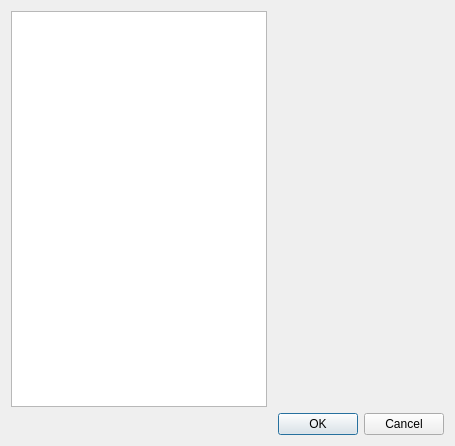
chernig/tradebot, file qt_forms/acc_info_popup.ui: the form before one commit.
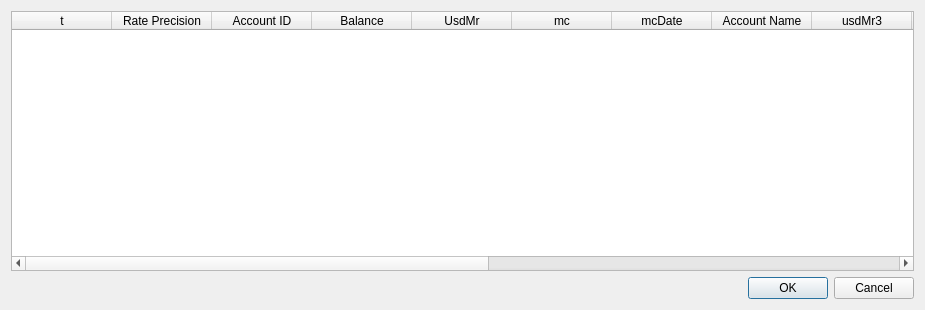
The form after the commit.

Patch:
```diff
--- a/qt_forms/acc_info_popup.ui
+++ b/qt_forms/acc_info_popup.ui
@@ -6,8 +6,8 @@
    <rect>
     <x>0</x>
     <y>0</y>
-    <width>455</width>
-    <height>446</height>
+    <width>925</width>
+    <height>310</height>
    </rect>
   </property>
   <property name="windowTitle">
@@ -15,9 +15,95 @@
   </property>
   <layout class="QGridLayout" name="gridLayout">
    <item row="0" column="0">
-    <widget class="QTableWidget" name="tableWidget"/>
+    <widget class="QTableWidget" name="tableWidget">
+     <column>
+      <property name="text">
+       <string>t</string>
+      </property>
+     </column>
+     <column>
+      <property name="text">
+       <string>Rate Precision</string>
+      </property>
+     </column>
+     <column>
+      <property name="text">
+       <string>Account ID</string>
+      </property>
+     </column>
+     <column>
+      <property name="text">
+       <string>Balance</string>
+      </property>
+     </column>
+     <column>
+      <property name="text">
+       <string>UsdMr</string>
+      </property>
+     </column>
+     <column>
+      <property name="text">
+       <string>mc</string>
+      </property>
+     </column>
+     <column>
+      <property name="text">
+       <string>mcDate</string>
+      </property>
+     </column>
+     <column>
+      <property name="text">
+       <string>Account Name</string>
+      </property>
+     </column>
+     <column>
+      <property name="text">
+       <string>usdMr3</string>
+      </property>
+     </column>
+     <column>
+      <property name="text">
+       <string>Hedging</string>
+      </property>
+     </column>
+     <column>
+      <property name="text">
+       <string>usableMargin3</string>
+      </property>
+     </column>
+     <column>
+      <property name="text">
+       <string>usableMarginPerc</string>
+      </property>
+     </column>
+     <column>
+      <property name="text">
+       <string>usableMargin3Perc</string>
+      </property>
+     </column>
+     <column>
+      <property name="text">
+       <string>Equity</string>
+      </property>
+     </column>
+     <column>
+      <property name="text">
+       <string>UsableMargin</string>
+      </property>
+     </column>
+     <column>
+      <property name="text">
+       <string>DayPL</string>
+      </property>
+     </column>
+     <column>
+      <property name="text">
+       <string>Gross PL</string>
+      </property>
+     </column>
+    </widget>
    </item>
-   <item row="1" column="1">
+   <item row="1" column="0">
     <widget class="QDialogButtonBox" name="buttonBox">
      <property name="orientation">
       <enum>Qt::Horizontal</enum>
```
